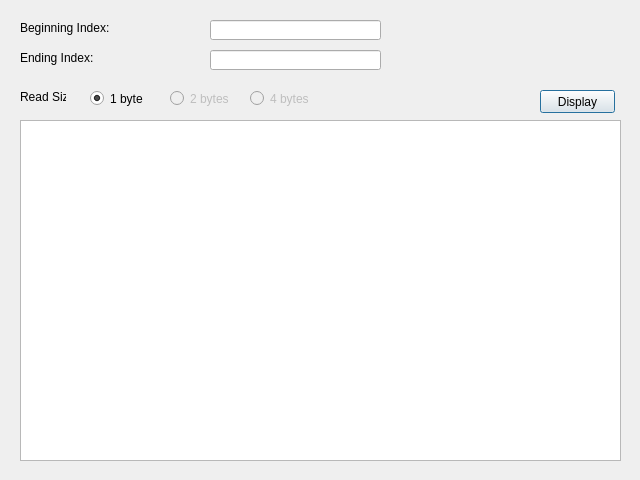
This is simUI/tools_meminspector.ui in wchen329/mips-tools as Qt 5 draws it before an edit. The edited form follows.
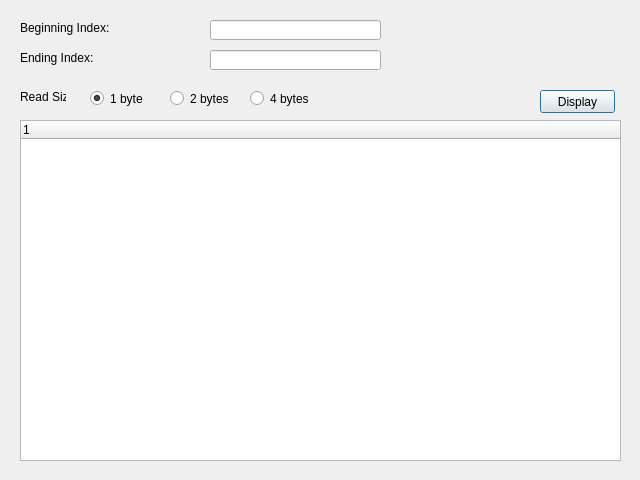
This is the edited form.

Patch:
```diff
--- a/simUI/tools_meminspector.ui
+++ b/simUI/tools_meminspector.ui
@@ -43,7 +43,7 @@
     </rect>
    </property>
    <attribute name="headerVisible">
-    <bool>false</bool>
+    <bool>true</bool>
    </attribute>
    <column>
     <property name="text">
@@ -95,7 +95,7 @@
   </widget>
   <widget class="QRadioButton" name="radioButton_2B">
    <property name="enabled">
-    <bool>false</bool>
+    <bool>true</bool>
    </property>
    <property name="geometry">
     <rect>
@@ -111,7 +111,7 @@
   </widget>
   <widget class="QRadioButton" name="radioButton_4B">
    <property name="enabled">
-    <bool>false</bool>
+    <bool>true</bool>
    </property>
    <property name="geometry">
     <rect>
```
